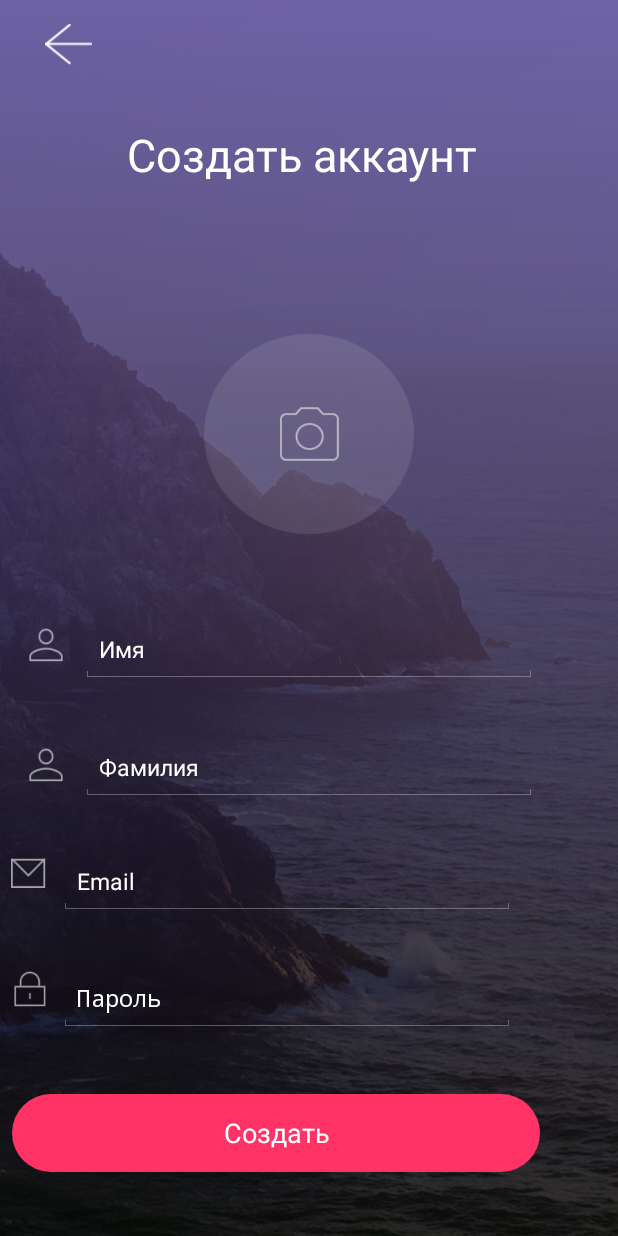
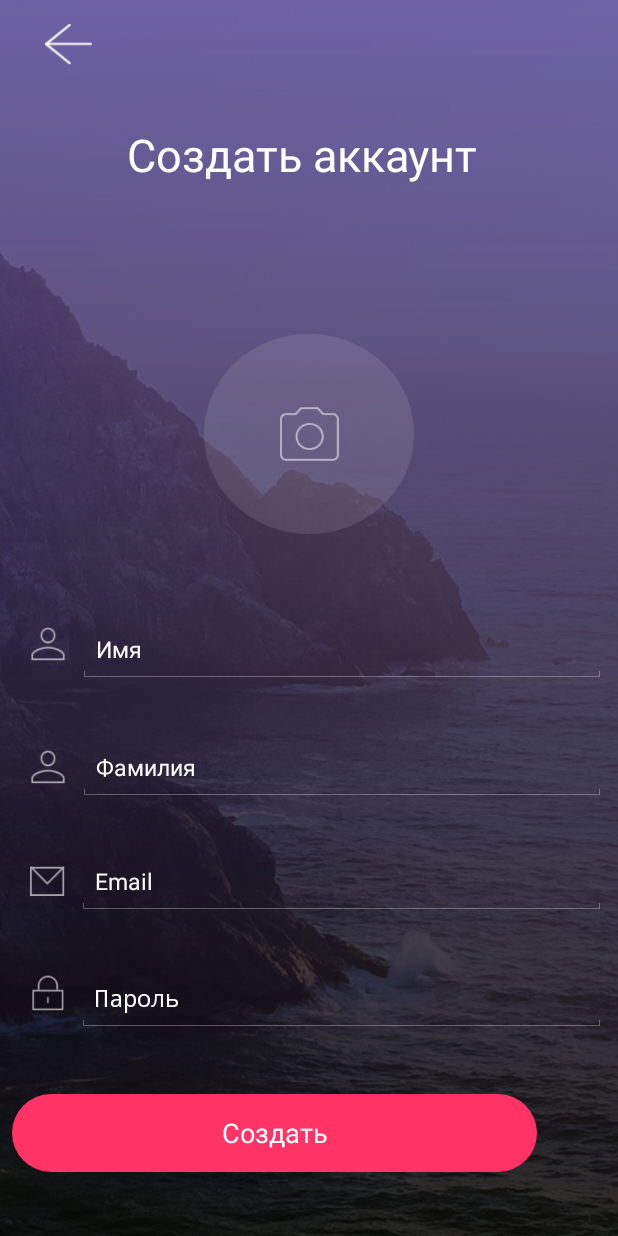
Before and after one commit to HelicopterHig/Camellia, an Android app: the Activity2 screen opened directly, with no data from a screen before it, on a phone screen of 412 x 824 dp. Run offline under Robolectric (Android 15) with nearby library versions, the phone set to English and light mode, and no system bars.

Commit message:
New! Объекты равномерно масштабируются от рамера к размеру!

```diff
--- a/app/src/main/res/layout/activity_2.xml
+++ b/app/src/main/res/layout/activity_2.xml
@@ -78,41 +78,33 @@
         android:id="@+id/imageView2"
         android:layout_width="24dp"
         android:layout_height="23dp"
-        android:layout_marginStart="8dp"
-        android:layout_marginLeft="8dp"
+        android:layout_marginStart="20dp"
+        android:layout_marginLeft="20dp"
         android:layout_marginTop="8dp"
-        android:layout_marginEnd="8dp"
-        android:layout_marginRight="8dp"
         android:layout_marginBottom="8dp"
         app:layout_constraintBottom_toTopOf="@+id/guideline4"
-        app:layout_constraintEnd_toStartOf="@+id/editText1"
-        app:layout_constraintHorizontal_bias="0.785"
         app:layout_constraintStart_toStartOf="parent"
         app:layout_constraintTop_toTopOf="@+id/guideline2"
-        app:layout_constraintVertical_bias="0.831"
+        app:layout_constraintVertical_bias="0.843"
         app:srcCompat="@drawable/pro" />
 
     <ImageView
         android:id="@+id/imageView5"
         android:layout_width="24dp"
         android:layout_height="23dp"
-        android:layout_marginStart="8dp"
-        android:layout_marginLeft="8dp"
+        android:layout_marginStart="20dp"
+        android:layout_marginLeft="20dp"
         android:layout_marginTop="8dp"
-        android:layout_marginEnd="8dp"
-        android:layout_marginRight="8dp"
         android:layout_marginBottom="8dp"
         app:layout_constraintBottom_toTopOf="@+id/guideline4"
-        app:layout_constraintEnd_toStartOf="@+id/editText"
-        app:layout_constraintHorizontal_bias="0.785"
         app:layout_constraintStart_toStartOf="parent"
         app:layout_constraintTop_toTopOf="@+id/guideline2"
-        app:layout_constraintVertical_bias="0.12"
+        app:layout_constraintVertical_bias="0.114"
         app:srcCompat="@drawable/pro" />
 
     <EditText
         android:id="@+id/editText"
-        android:layout_width="304dp"
+        android:layout_width="0dp"
         android:layout_height="43dp"
         android:layout_marginStart="8dp"
         android:layout_marginLeft="8dp"
@@ -127,13 +119,13 @@
         android:textSize="15sp"
         app:layout_constraintBottom_toBottomOf="parent"
         app:layout_constraintEnd_toEndOf="parent"
-        app:layout_constraintStart_toStartOf="parent"
+        app:layout_constraintStart_toEndOf="@+id/imageView5"
         app:layout_constraintTop_toTopOf="parent"
         app:layout_constraintVertical_bias="0.528" />
 
     <EditText
         android:id="@+id/editText1"
-        android:layout_width="304dp"
+        android:layout_width="0dp"
         android:layout_height="43dp"
         android:layout_marginStart="8dp"
         android:layout_marginLeft="8dp"
@@ -148,14 +140,14 @@
         android:textSize="15sp"
         app:layout_constraintBottom_toBottomOf="parent"
         app:layout_constraintEnd_toEndOf="parent"
-        app:layout_constraintStart_toStartOf="parent"
+        app:layout_constraintStart_toEndOf="@+id/imageView2"
         app:layout_constraintTop_toTopOf="parent"
         app:layout_constraintVertical_bias="0.631" />
 
 
     <EditText
         android:id="@+id/editText3"
-        android:layout_width="304dp"
+        android:layout_width="0dp"
         android:layout_height="43dp"
         android:layout_marginStart="8dp"
         android:layout_marginLeft="8dp"
@@ -170,7 +162,7 @@
         android:textSize="15sp"
         app:layout_constraintBottom_toBottomOf="parent"
         app:layout_constraintEnd_toEndOf="@+id/barrier4"
-        app:layout_constraintStart_toStartOf="parent"
+        app:layout_constraintStart_toEndOf="@+id/imageView4"
         app:layout_constraintTop_toTopOf="parent"
         app:layout_constraintVertical_bias="0.731" />
 
@@ -179,41 +171,31 @@
         android:layout_width="23dp"
 
         android:layout_height="24dp"
-        android:layout_marginStart="4dp"
-        android:layout_marginLeft="4dp"
+        android:layout_marginStart="20dp"
+        android:layout_marginLeft="20dp"
         android:layout_marginTop="8dp"
-        android:layout_marginEnd="8dp"
-        android:layout_marginRight="8dp"
         android:layout_marginBottom="8dp"
         app:layout_constraintBottom_toTopOf="@+id/guideline16"
-        app:layout_constraintEnd_toStartOf="@+id/editText3"
-        app:layout_constraintHorizontal_bias="0.84"
         app:layout_constraintStart_toStartOf="parent"
         app:layout_constraintTop_toTopOf="@+id/guideline4"
-        app:layout_constraintVertical_bias="0.357"
         app:srcCompat="@drawable/icon_mail" />
 
     <ImageView
         android:id="@+id/imageView3"
         android:layout_width="23dp"
         android:layout_height="24dp"
-        android:layout_marginStart="8dp"
-        android:layout_marginLeft="8dp"
+        android:layout_marginStart="20dp"
+        android:layout_marginLeft="20dp"
         android:layout_marginTop="8dp"
-        android:layout_marginEnd="8dp"
-        android:layout_marginRight="8dp"
         android:layout_marginBottom="8dp"
         app:layout_constraintBottom_toTopOf="@+id/guideline7"
-        app:layout_constraintEnd_toStartOf="@+id/editText2"
-        app:layout_constraintHorizontal_bias="0.834"
         app:layout_constraintStart_toStartOf="parent"
         app:layout_constraintTop_toTopOf="@+id/guideline16"
-        app:layout_constraintVertical_bias="0.425"
         app:srcCompat="@drawable/lock" />
 
     <EditText
         android:id="@+id/editText2"
-        android:layout_width="304dp"
+        android:layout_width="0dp"
         android:layout_height="43dp"
         android:layout_marginStart="8dp"
         android:layout_marginLeft="8dp"
@@ -228,7 +210,7 @@
         android:textSize="15sp"
         app:layout_constraintBottom_toBottomOf="parent"
         app:layout_constraintEnd_toEndOf="@+id/barrier4"
-        app:layout_constraintStart_toStartOf="parent"
+        app:layout_constraintStart_toEndOf="@+id/imageView3"
         app:layout_constraintTop_toTopOf="parent"
         app:layout_constraintVertical_bias="0.833" />
 
@@ -236,7 +218,7 @@
         android:id="@+id/button"
 
         style="@style/button_style"
-        android:layout_width="352dp"
+        android:layout_width="350dp"
         android:layout_height="52dp"
         android:layout_marginStart="8dp"
         android:layout_marginLeft="8dp"
@@ -304,7 +286,7 @@
         android:layout_width="wrap_content"
         android:layout_height="wrap_content"
         android:orientation="vertical"
-        app:layout_constraintGuide_percent="0.1216545" />
+        app:layout_constraintGuide_percent="0.15" />
 
     <android.support.constraint.Guideline
         android:id="@+id/guideline13"
```
Also changed, not shown: app/src/main/res/layout/activity_main.xml (+44 -36 lines).
